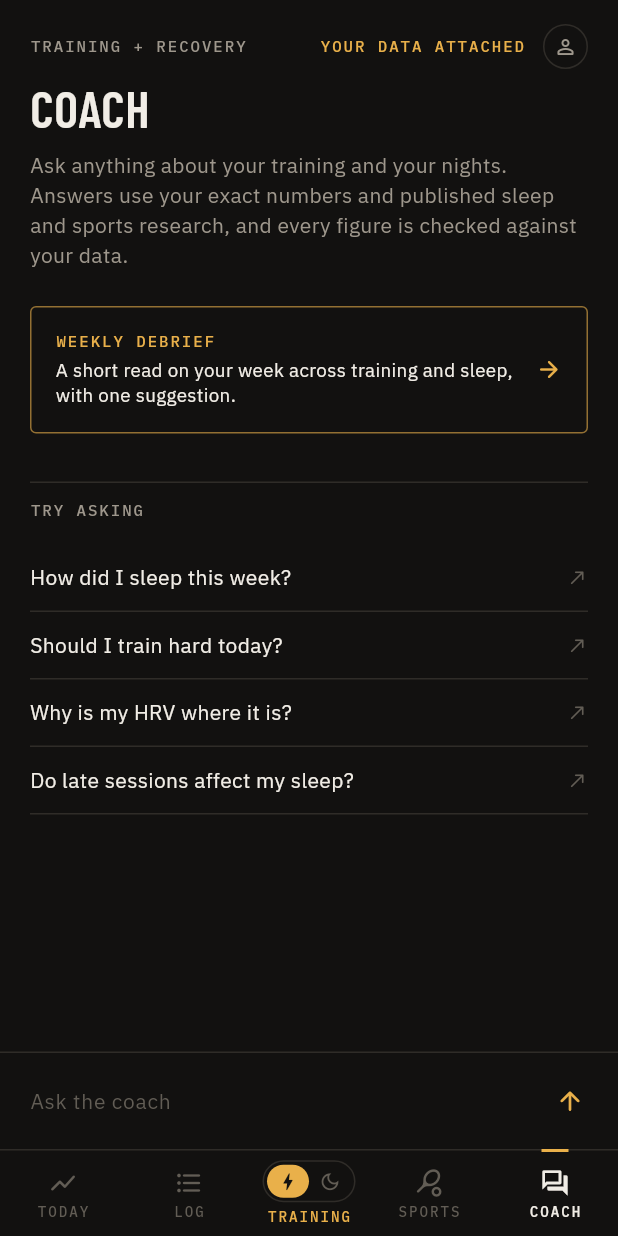
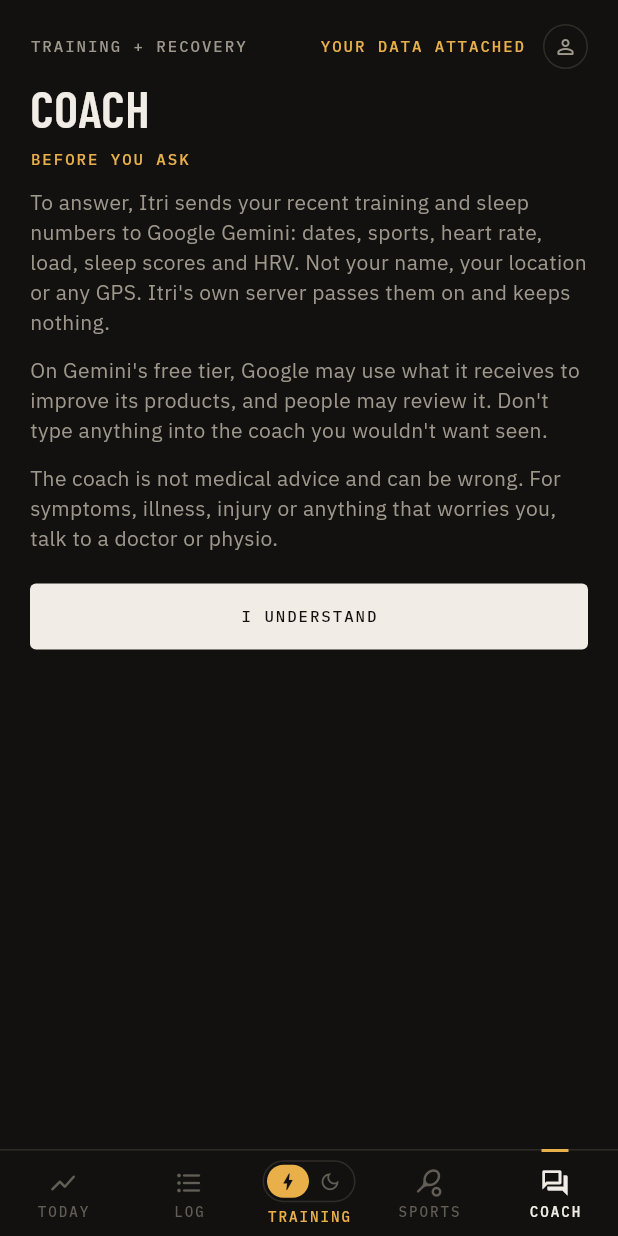
Before and after one commit to MehdiTouhami/itri, a Flutter app: the screen it shows after launch, item 5 of the bottom bar chosen, on a phone screen of 412 x 824 dp. Run offline on Flutter 3.47's test engine with Material 3 defaults, Android fonts, the phone set to English and light mode, and no system bars; our stand-ins replace flutter_riverpod, flutter_secure_storage, go_router.

Commit message:
All rights reserved licence, coach consent and medical disclaimer, send less data, wake server on launch

```diff
--- a/lib/app/live_sync.dart
+++ b/lib/app/live_sync.dart
@@ -1,7 +1,11 @@
+import 'dart:async';
+import 'dart:io';
+
 import 'package:flutter/material.dart';
 import 'package:flutter_riverpod/flutter_riverpod.dart';
 
 import '../core/format.dart';
+import '../data/coach/coach_client.dart';
 import '../core/theme/tokens.dart';
 import '../state/providers.dart';
 
@@ -22,6 +26,8 @@ class _LiveSyncHostState extends ConsumerState<LiveSyncHost> with WidgetsBinding
     super.initState();
     WidgetsBinding.instance.addObserver(this);
     WidgetsBinding.instance.addPostFrameCallback((_) => _sync());
+    // Wake the coach server now, so it's up by the time the Coach tab opens.
+    if (!Platform.environment.containsKey('FLUTTER_TEST')) unawaited(CoachClient().wake());
   }
 
   @override
--- a/lib/domain/facts.dart
+++ b/lib/domain/facts.dart
@@ -23,7 +23,7 @@ String buildFacts({
   final b = StringBuffer()
     ..writeln('YOUR DATA (as of ${_d(asOf)}). These figures are exact. Do not invent others.')
     ..writeln()
-    ..writeln('PROFILE: max HR ${athlete.maxHr}, resting HR ${athlete.restHr}, weight ${athlete.weightKg} kg.');
+    ..writeln('PROFILE: max HR ${athlete.maxHr}, resting HR ${athlete.restHr}.');
 
   if (readiness != null) {
     b
--- a/lib/features/coach/coach_screen.dart
+++ b/lib/features/coach/coach_screen.dart
@@ -62,7 +62,11 @@ class _CoachScreenState extends ConsumerState<CoachScreen> {
 
   Future<void> _send(String raw) async {
     final text = raw.trim();
-    if (text.isEmpty || _busy) return;
+    final consented = switch (ref.read(coachConsentProvider)) {
+      AsyncData(:final value) => value,
+      _ => false,
+    };
+    if (text.isEmpty || _busy || !consented) return;
     final facts = ref.read(factsProvider);
 
     final history = <(String, String)>[];
@@ -108,6 +112,10 @@ class _CoachScreenState extends ConsumerState<CoachScreen> {
   Widget build(BuildContext context) {
     final t = context.tk;
     final ready = ref.watch(factsProvider) != null;
+    final consented = switch (ref.watch(coachConsentProvider)) {
+      AsyncData(:final value) => value,
+      _ => false,
+    };
     return Scaffold(
       body: SafeArea(
         bottom: false,
@@ -123,7 +131,9 @@ class _CoachScreenState extends ConsumerState<CoachScreen> {
               ),
             ),
             Expanded(
-              child: _messages.isEmpty
+              child: !consented
+                  ? _Consent(onAccept: () => ref.read(coachConsentProvider.notifier).accept())
+                  : _messages.isEmpty
                   ? _Intro(onAsk: _send, debrief: _debrief, starters: _starters)
                   : ListView.builder(
                       controller: _scroll,
@@ -132,7 +142,7 @@ class _CoachScreenState extends ConsumerState<CoachScreen> {
                       itemBuilder: (context, i) => _Bubble(_messages[i]),
                     ),
             ),
-            _InputBar(controller: _input, busy: _busy, onSend: _send),
+            if (consented) _InputBar(controller: _input, busy: _busy, onSend: _send),
           ],
         ),
       ),
@@ -200,6 +210,51 @@ class _Intro extends StatelessWidget {
               ),
             ),
           ),
+        const SizedBox(height: Sp.lg),
+        Text(
+          'Not medical advice. For symptoms, illness or injury, see a doctor or physio.',
+          style: Tx.small(t, color: t.textFaint),
+        ),
+      ],
+    );
+  }
+}
+
+/// Shown once, before anything is sent: what leaves the phone, where it goes,
+/// and that the coach is not a clinician.
+class _Consent extends StatelessWidget {
+  const _Consent({required this.onAccept});
+  final VoidCallback onAccept;
+
+  @override
+  Widget build(BuildContext context) {
+    final t = context.tk;
+    Widget para(String s) => Padding(
+          padding: const EdgeInsets.only(bottom: Sp.md),
+          child: Text(s, style: Tx.body(t, color: t.textMuted)),
+        );
+    return ListView(
+      padding: const EdgeInsets.fromLTRB(Sp.gutter, 0, Sp.gutter, Sp.xl),
+      children: [
+        Eyebrow('Before you ask', color: t.gold),
+        const SizedBox(height: Sp.md),
+        para('To answer, Itri sends your recent training and sleep numbers to Google Gemini: dates, sports, '
+            'heart rate, load, sleep scores and HRV. Not your name, your location or any GPS. Itri\'s own server '
+            'passes them on and keeps nothing.'),
+        para('On Gemini\'s free tier, Google may use what it receives to improve its products, and people may '
+            'review it. Don\'t type anything into the coach you wouldn\'t want seen.'),
+        para('The coach is not medical advice and can be wrong. For symptoms, illness, injury or anything that '
+            'worries you, talk to a doctor or physio.'),
+        const SizedBox(height: Sp.sm),
+        Pressable(
+          onTap: onAccept,
+          child: Container(
+            height: 44,
+            alignment: Alignment.center,
+            decoration: BoxDecoration(color: t.text, borderRadius: BorderRadius.circular(4)),
+            child: Text('I UNDERSTAND', style: Tx.eyebrow(t, color: t.ground)),
+          ),
+        ),
       ],
     );
   }
```
Also changed, not shown: lib/data/coach/coach_client.dart (+8 -0 lines), lib/data/intervals/live_store.dart (+4 -4 lines), lib/state/providers.dart (+22 -0 lines), 3 other files.
